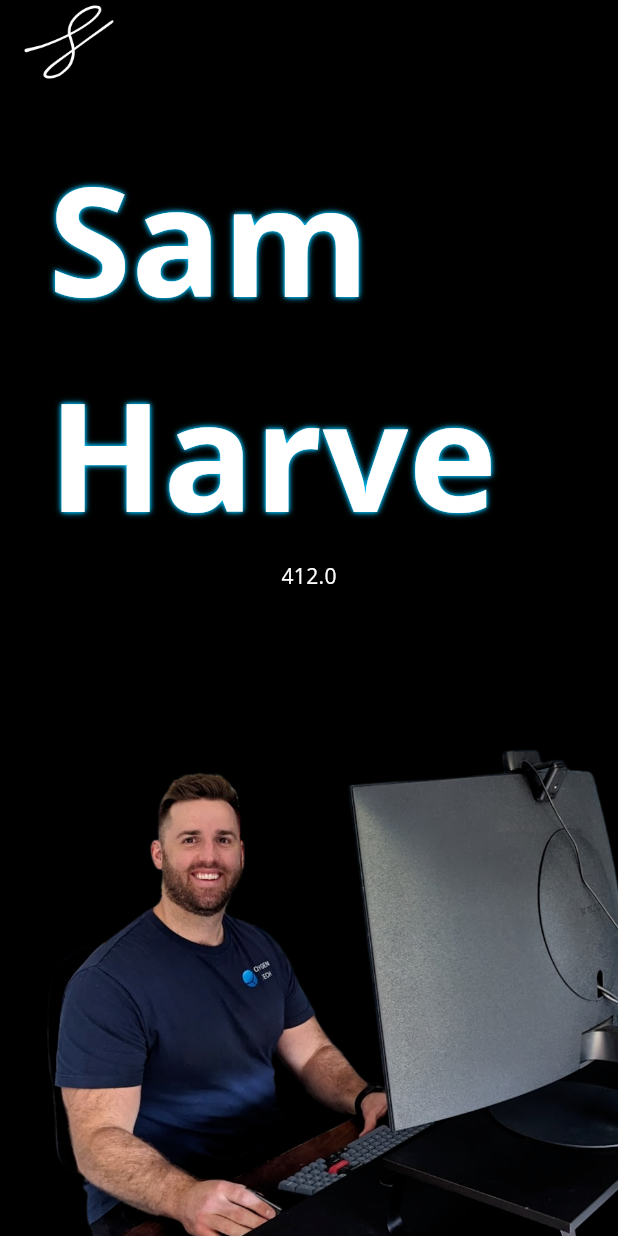
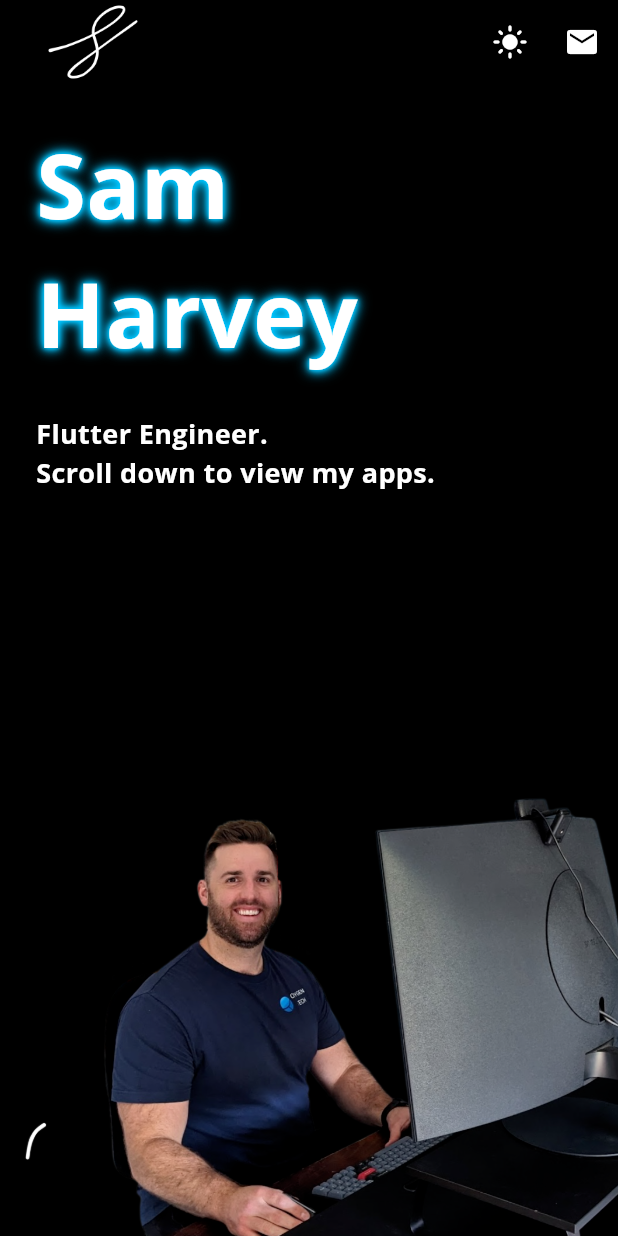
Before and after one commit to SamHarv/samharvey, a Flutter app: the screen it shows after launch, on a phone screen of 412 x 824 dp. Run offline on Flutter 3.47's test engine with Material 3 defaults, Android fonts, the phone set to English and light mode, and no system bars; our stand-ins replace google_fonts.

Commit message:
Updated home view UI

```diff
--- a/lib/main.dart
+++ b/lib/main.dart
@@ -19,6 +19,7 @@ class MyApp extends StatelessWidget {
   Widget build(BuildContext context) {
     return MaterialApp(
       title: 'Sam Harvey Portfolio',
+      debugShowCheckedModeBanner: false,
       theme: ThemeData.dark().copyWith(
         colorScheme: ColorScheme.dark(primary: black, secondary: blue),
         primaryColor: black,
--- /dev/null
+++ b/lib/ui/views/home_view.dart
@@ -0,0 +1,66 @@
+import 'package:flutter/material.dart';
+import 'package:google_fonts/google_fonts.dart';
+
+import '../widgets/text_heading_widget.dart';
+
+class HomeView extends StatelessWidget {
+  final double width;
+  const HomeView({super.key, required this.width});
+
+  @override
+  Widget build(BuildContext context) {
+    return Column(
+      mainAxisAlignment: MainAxisAlignment.spaceBetween,
+      children: [
+        Row(
+          children: [
+            Column(
+              crossAxisAlignment: CrossAxisAlignment.start,
+              children: [
+                // Heading to break over 2 lines if needed
+                Padding(
+                  padding: const EdgeInsets.all(24),
+                  child: ConstrainedBox(
+                    constraints: BoxConstraints(maxWidth: width * 0.8),
+                    child: TextHeadingWidget(text: "Sam Harvey"),
+                  ),
+                ),
+                Padding(
+                  padding: const EdgeInsets.fromLTRB(24, 0, 24, 24),
+                  child: ConstrainedBox(
+                    constraints: BoxConstraints(maxWidth: width * 0.8),
+                    child: Text(
+                      "Flutter Engineer.\n"
+                      "Scroll down to view my apps.",
+                      style: GoogleFonts.openSans(
+                        textStyle: TextStyle(
+                          fontSize: 18,
+                          fontWeight: FontWeight.bold,
+                          fontFamily: "Open Sans",
+                          color: Colors.white,
+                        ),
+                      ),
+                    ),
+                  ),
+                ),
+              ],
+            ),
+          ],
+        ),
+        Stack(
+          alignment: Alignment.bottomLeft,
+          children: [
+            Align(
+              alignment: Alignment.bottomRight,
+              child: Image.asset("images/sam_office.png", width: width * 0.9),
+            ),
+            Align(
+              alignment: Alignment(-1, 0.0),
+              child: Image.asset("images/scroll.gif", width: width * 0.1),
+            ),
+          ],
+        ),
+      ],
+    );
+  }
+}
--- a/lib/ui/views/portfolio_view.dart
+++ b/lib/ui/views/portfolio_view.dart
@@ -1,5 +1,5 @@
 import 'package:flutter/material.dart';
-import 'package:samharvey/ui/widgets/text_heading_widget.dart';
+import 'package:samharvey/ui/views/home_view.dart';
 
 class PortfolioView extends StatefulWidget {
   const PortfolioView({super.key});
@@ -20,6 +20,8 @@ class _PortfolioViewState extends State<PortfolioView> {
     }
   }
 
+  final pageController = PageController();
+
   double get mediaHeight => MediaQuery.sizeOf(context).height;
 
   @override
@@ -27,32 +29,28 @@ class _PortfolioViewState extends State<PortfolioView> {
     return Scaffold(
       appBar: AppBar(
         centerTitle: false,
-        title: SizedBox(height: 60, child: Image.asset("images/logo.png")),
-      ),
-      body: Stack(
-        children: [
-          Column(
-            mainAxisAlignment: MainAxisAlignment.spaceBetween,
-            children: [
-              Padding(
-                padding: const EdgeInsets.all(32),
-                child: Column(
-                  children: [
-                    TextHeadingWidget(text: "Sam Harvey"),
-                    Text(mediaWidth.toString()),
-                  ],
-                ),
-              ),
-              Align(
-                alignment: Alignment.bottomRight,
-                child: Image.asset(
-                  "images/sam_office.png",
-                  width: adaptiveWidth(mediaWidth),
-                ),
-              ),
-            ],
+        title: Padding(
+          padding: const EdgeInsets.all(16),
+          child: SizedBox(height: 60, child: Image.asset("images/logo.png")),
+        ),
+        actions: [
+          IconButton(icon: Icon(Icons.light_mode), onPressed: () {}),
+          IconButton(
+            onPressed: () {
+              pageController.animateToPage(
+                1,
+                duration: const Duration(seconds: 1),
+                curve: Curves.easeInOut,
+              );
+            },
+            icon: Icon(Icons.email),
           ),
         ],
+      ),
+      body: PageView(
+        scrollDirection: Axis.vertical,
+        controller: pageController,
+        children: [HomeView(width: adaptiveWidth(mediaWidth)), Text("Hello")],
       ),
     );
   }
--- a/lib/ui/widgets/text_heading_widget.dart
+++ b/lib/ui/widgets/text_heading_widget.dart
@@ -14,14 +14,15 @@ class TextHeadingWidget extends StatelessWidget {
       overflow: TextOverflow.clip,
       style: GoogleFonts.openSans(
         textStyle: TextStyle(
-          fontSize: 100,
+          fontSize: 60,
           fontWeight: FontWeight.bold,
           fontFamily: "Open Sans",
           color: white,
           shadows: [
             Shadow(color: blue, blurRadius: 3),
             Shadow(color: blue, blurRadius: 6),
-            // Shadow(color: blue, blurRadius: 9),
+            Shadow(color: blue, blurRadius: 9),
+            Shadow(color: blue, blurRadius: 12),
           ],
         ),
       ),
```
Also changed, not shown: images/scroll.gif (added), images/scroll_down_blackbg.gif (added), 3 other files.
